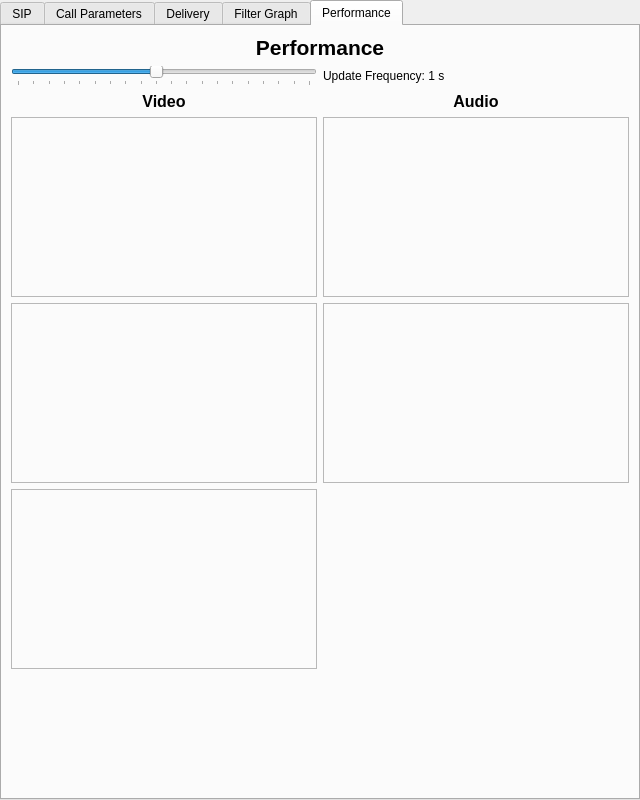
Above: ui/statisticswindow.ui from ultravideo/uvgComm before the change. Below: the same form after it.
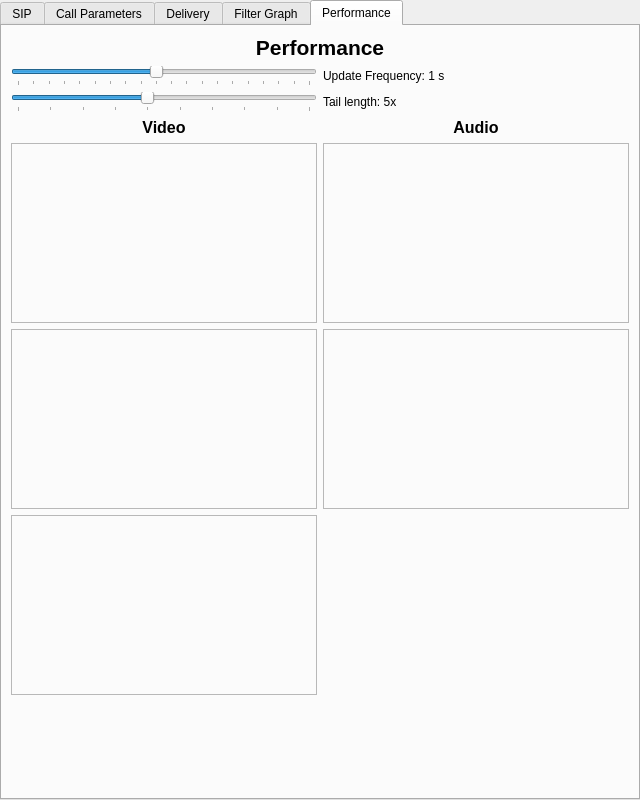
That is the form after the change. The open tabs and pages were chosen to show the change. Custom widgets are drawn as their Qt base class.

Commit message: feature(GUI): Slider for update tail in performance charts.

Patch:
```diff
--- a/ui/statisticswindow.ui
+++ b/ui/statisticswindow.ui
@@ -469,25 +469,24 @@
        <string>Performance</string>
       </attribute>
       <layout class="QGridLayout" name="gridLayout_3">
-       <item row="5" column="1">
-        <widget class="QLabel" name="label_6">
-         <property name="font">
-          <font>
-           <pointsize>12</pointsize>
-           <weight>75</weight>
-           <bold>true</bold>
-          </font>
+       <item row="10" column="1">
+        <spacer name="verticalSpacer_2">
+         <property name="orientation">
+          <enum>Qt::Vertical</enum>
          </property>
-         <property name="text">
-          <string>Audio</string>
+         <property name="sizeType">
+          <enum>QSizePolicy::Expanding</enum>
          </property>
-         <property name="alignment">
-          <set>Qt::AlignCenter</set>
+         <property name="sizeHint" stdset="0">
+          <size>
+           <width>20</width>
+           <height>40</height>
+          </size>
          </property>
-        </widget>
+        </spacer>
        </item>
-       <item row="7" column="0">
-        <widget class="ChartPainter" name="v_delay_chart">
+       <item row="9" column="0">
+        <widget class="ChartPainter" name="v_framerate_chart">
          <property name="minimumSize">
           <size>
            <width>300</width>
@@ -519,21 +518,87 @@
          </property>
         </widget>
        </item>
-       <item row="9" column="0">
-        <spacer name="verticalSpacer">
-         <property name="orientation">
-          <enum>Qt::Vertical</enum>
+       <item row="6" column="1">
+        <widget class="QLabel" name="label_6">
+         <property name="font">
+          <font>
+           <pointsize>12</pointsize>
+           <weight>75</weight>
+           <bold>true</bold>
+          </font>
          </property>
-         <property name="sizeType">
-          <enum>QSizePolicy::Expanding</enum>
+         <property name="text">
+          <string>Audio</string>
          </property>
-         <property name="sizeHint" stdset="0">
+         <property name="alignment">
+          <set>Qt::AlignCenter</set>
+         </property>
+        </widget>
+       </item>
+       <item row="6" column="0">
+        <widget class="QLabel" name="label_7">
+         <property name="font">
+          <font>
+           <pointsize>12</pointsize>
+           <weight>75</weight>
+           <bold>true</bold>
+          </font>
+         </property>
+         <property name="text">
+          <string>Video</string>
+         </property>
+         <property name="alignment">
+          <set>Qt::AlignCenter</set>
+         </property>
+        </widget>
+       </item>
+       <item row="7" column="1">
+        <widget class="ChartPainter" name="a_bitrate_chart">
+         <property name="minimumSize">
           <size>
-           <width>20</width>
-           <height>40</height>
+           <width>300</width>
+           <height>180</height>
           </size>
          </property>
-        </spacer>
+         <property name="frameShape">
+          <enum>QFrame::StyledPanel</enum>
+         </property>
+         <property name="frameShadow">
+          <enum>QFrame::Raised</enum>
+         </property>
+        </widget>
+       </item>
+       <item row="8" column="1">
+        <widget class="ChartPainter" name="a_delay_chart">
+         <property name="minimumSize">
+          <size>
+           <width>300</width>
+           <height>180</height>
+          </size>
+         </property>
+         <property name="frameShape">
+          <enum>QFrame::StyledPanel</enum>
+         </property>
+         <property name="frameShadow">
+          <enum>QFrame::Raised</enum>
+         </property>
+        </widget>
+       </item>
+       <item row="7" column="0">
+        <widget class="ChartPainter" name="v_bitrate_chart">
+         <property name="minimumSize">
+          <size>
+           <width>300</width>
+           <height>180</height>
+          </size>
+         </property>
+         <property name="frameShape">
+          <enum>QFrame::StyledPanel</enum>
+         </property>
+         <property name="frameShadow">
+          <enum>QFrame::Raised</enum>
+         </property>
+        </widget>
        </item>
        <item row="4" column="0">
         <widget class="QSlider" name="update_frequency">
@@ -572,23 +637,6 @@
          </property>
         </widget>
        </item>
-       <item row="5" column="0">
-        <widget class="QLabel" name="label_7">
-         <property name="font">
-          <font>
-           <pointsize>12</pointsize>
-           <weight>75</weight>
-           <bold>true</bold>
-          </font>
-         </property>
-         <property name="text">
-          <string>Video</string>
-         </property>
-         <property name="alignment">
-          <set>Qt::AlignCenter</set>
-         </property>
-        </widget>
-       </item>
        <item row="4" column="1">
         <widget class="QLabel" name="update_frequency_label">
          <property name="sizePolicy">
@@ -602,24 +650,8 @@
          </property>
         </widget>
        </item>
-       <item row="6" column="0">
-        <widget class="ChartPainter" name="v_bitrate_chart">
-         <property name="minimumSize">
-          <size>
-           <width>300</width>
-           <height>180</height>
-          </size>
-         </property>
-         <property name="frameShape">
-          <enum>QFrame::StyledPanel</enum>
-         </property>
-         <property name="frameShadow">
-          <enum>QFrame::Raised</enum>
-         </property>
-        </widget>
-       </item>
-       <item row="9" column="1">
-        <spacer name="verticalSpacer_2">
+       <item row="10" column="0">
+        <spacer name="verticalSpacer">
          <property name="orientation">
           <enum>Qt::Vertical</enum>
          </property>
@@ -635,7 +667,7 @@
         </spacer>
        </item>
        <item row="8" column="0">
-        <widget class="ChartPainter" name="v_framerate_chart">
+        <widget class="ChartPainter" name="v_delay_chart">
          <property name="minimumSize">
           <size>
            <width>300</width>
@@ -650,35 +682,35 @@
          </property>
         </widget>
        </item>
-       <item row="6" column="1">
-        <widget class="ChartPainter" name="a_bitrate_chart">
-         <property name="minimumSize">
-          <size>
-           <width>300</width>
-           <height>180</height>
-          </size>
+       <item row="5" column="0">
+        <widget class="QSlider" name="update_tail">
+         <property name="minimum">
+          <number>1</number>
          </property>
-         <property name="frameShape">
-          <enum>QFrame::StyledPanel</enum>
+         <property name="maximum">
+          <number>10</number>
          </property>
-         <property name="frameShadow">
-          <enum>QFrame::Raised</enum>
+         <property name="pageStep">
+          <number>3</number>
          </property>
-        </widget>
-       </item>
-       <item row="7" column="1">
-        <widget class="ChartPainter" name="a_delay_chart">
-         <property name="minimumSize">
-          <size>
-           <width>300</width>
-           <height>180</height>
-          </size>
+         <property name="value">
+          <number>5</number>
          </property>
-         <property name="frameShape">
-          <enum>QFrame::StyledPanel</enum>
+         <property name="orientation">
+          <enum>Qt::Horizontal</enum>
          </property>
-         <property name="frameShadow">
-          <enum>QFrame::Raised</enum>
+         <property name="tickPosition">
+          <enum>QSlider::TicksBelow</enum>
+         </property>
+         <property name="tickInterval">
+          <number>1</number>
+         </property>
+        </widget>
+       </item>
+       <item row="5" column="1">
+        <widget class="QLabel" name="update_tail_label">
+         <property name="text">
+          <string>Tail length: 5x</string>
          </property>
         </widget>
        </item>
```
The commit also changes 2 other files.
